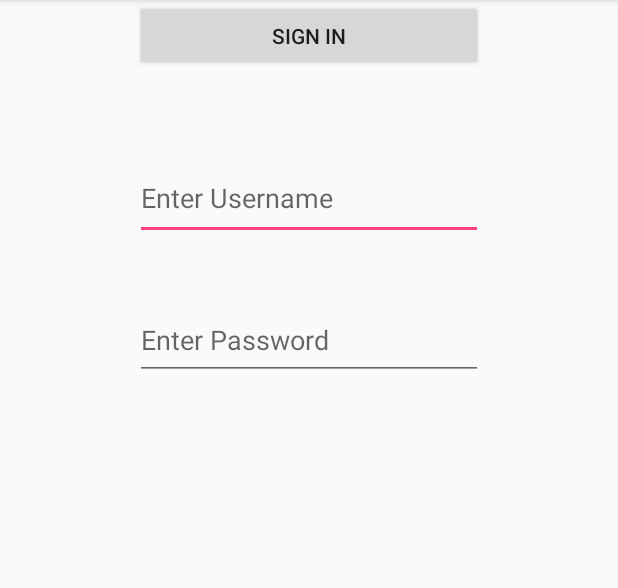
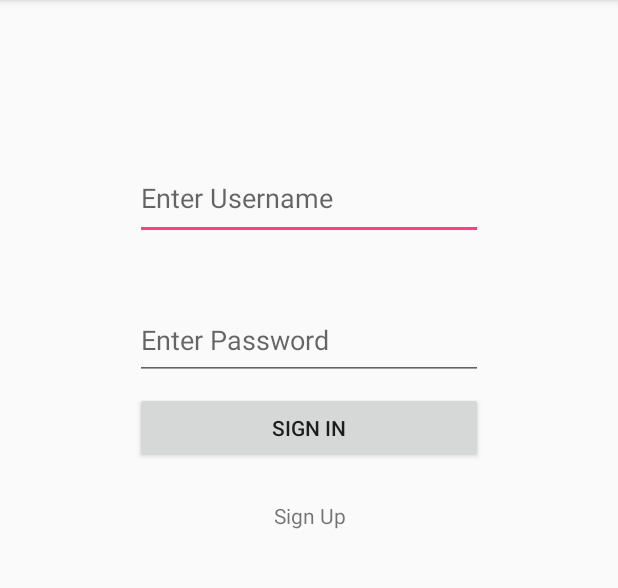
Before and after one commit to suvratjain-git/RPSx-COP_4331C, an Android app: the screen it shows after launch (MainActivity), on a phone screen of 412 x 824 dp, the part 84-672 px from its top. Run offline under Robolectric (Android 15) with nearby library versions, the light colour scheme and no system bars.

Commit message:
Sign UP Page

```diff
--- /dev/null
+++ b/MobileApp/app/src/main/java/com/example/suvratjain/firstapp/SignUp.java
@@ -0,0 +1,4 @@
+package com.example.suvratjain.firstapp;
+
+public class SignUp {
+}
--- a/MobileApp/app/src/main/res/layout/activity_main.xml
+++ b/MobileApp/app/src/main/res/layout/activity_main.xml
@@ -17,7 +17,7 @@
         android:layout_marginStart="8dp"
         android:layout_marginTop="104dp"
         android:ems="10"
-        android:hint="@string/edit_username"
+        android:hint="@string/enter_username"
         android:inputType="text|textPersonName"
         app:layout_constraintEnd_toEndOf="parent"
         app:layout_constraintStart_toStartOf="parent"
@@ -33,24 +33,43 @@
         android:layout_marginStart="8dp"
         android:layout_marginTop="40dp"
         android:ems="10"
-        android:hint="@string/edit_password"
+        android:hint="@string/enter_password"
         android:inputType="textPassword"
         app:layout_constraintEnd_toEndOf="parent"
         app:layout_constraintStart_toStartOf="parent"
         app:layout_constraintTop_toBottomOf="@+id/usernameField" />
 
     <Button
-        android:id="@+id/sign_up_Button"
+        android:id="@+id/sign_in_Button"
         android:layout_width="232dp"
         android:layout_height="47dp"
         android:layout_marginEnd="8dp"
         android:layout_marginLeft="8dp"
         android:layout_marginRight="8dp"
         android:layout_marginStart="8dp"
+        android:layout_marginTop="8dp"
         android:onClick="login"
-        android:text="@string/button_login"
+        android:text="@string/sign_in"
         app:layout_constraintEnd_toEndOf="parent"
         app:layout_constraintStart_toStartOf="parent"
-        tools:layout_editor_absoluteY="283dp" />
+        app:layout_constraintTop_toBottomOf="@+id/passwordField" />
+
+    <TextView
+        android:id="@+id/signupButton"
+        android:layout_width="wrap_content"
+        android:layout_height="wrap_content"
+        android:layout_marginBottom="8dp"
+        android:layout_marginEnd="8dp"
+        android:layout_marginLeft="8dp"
+        android:layout_marginRight="8dp"
+        android:layout_marginStart="8dp"
+        android:layout_marginTop="8dp"
+        android:text="@string/sign_up_text_link"
+        app:layout_constraintBottom_toBottomOf="parent"
+        app:layout_constraintEnd_toEndOf="parent"
+        app:layout_constraintHorizontal_bias="0.501"
+        app:layout_constraintStart_toStartOf="parent"
+        app:layout_constraintTop_toBottomOf="@+id/sign_in_Button"
+        app:layout_constraintVertical_bias="0.041" />
 
 </android.support.constraint.ConstraintLayout>
--- a/MobileApp/app/src/main/res/values/strings.xml
+++ b/MobileApp/app/src/main/res/values/strings.xml
@@ -1,13 +1,13 @@
 <resources>
+    <!-- MainActivity.java Class Strings -->
     <string name="app_name">Rock Paper Scissor</string>
-    <string name="edit_username">Enter Username</string>
-    <string name="edit_password">Enter Password</string>
-    <string name="button_login">Sign in</string>
-    <string name="save_credentials_checkbox">Save Credentials</string>
-    <string name="status_textView">Status...</string>
-    <string name="rock_button">Rock</string>
-    <string name="paper_button">Paper</string>
-    <string name="send_button">Send</string>
-    <string name="scissor_button">Scissor</string>
-    <string name="button_sign_up">Sign Up</string>
+    <string name="enter_username">Enter Username</string>
+    <string name="enter_password">Enter Password</string>
+    <string name="sign_in">Sign in</string>
+    <string name="sign_up_text_link">Sign Up</string>
+
+    <!-- SignUp.java Class Strings -->
+    <string name="first_name_textView">First Name</string>
+    <string name="last_name_textView">Last Name</string>
+
 </resources>
```
Also changed, not shown: MobileApp/app/src/main/java/com/example/suvratjain/firstapp/MainActivity.java (+6 -1 lines), MobileApp/app/src/main/res/layout/signup.xml (added, +207 -0 lines), 1 other file.
